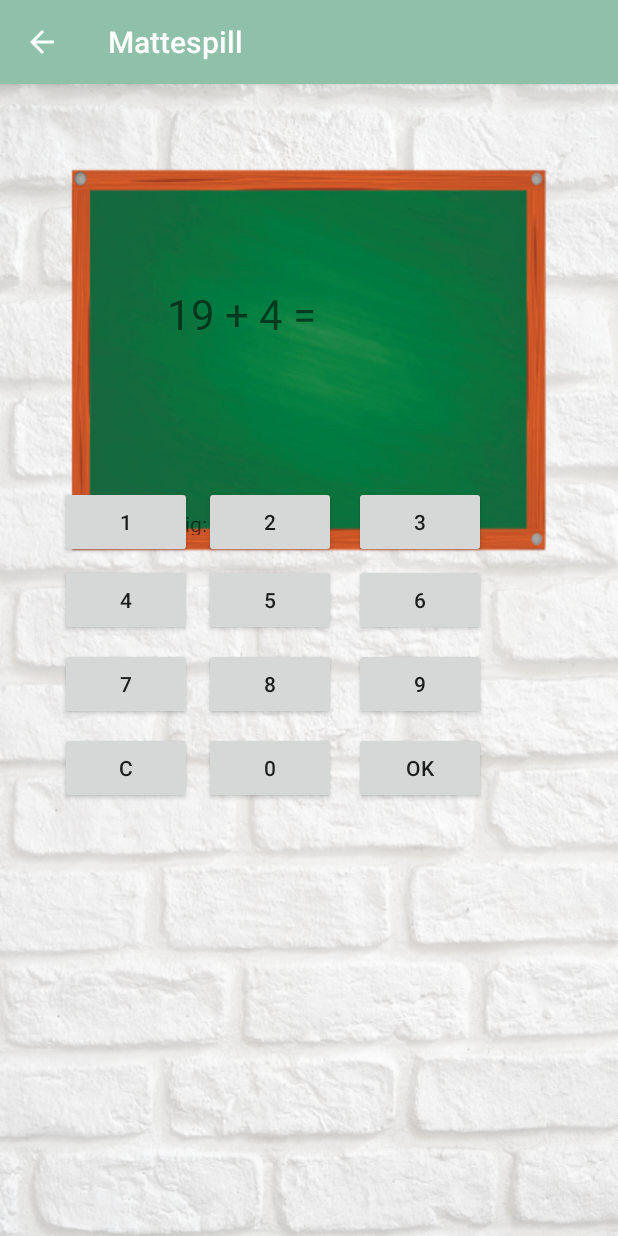
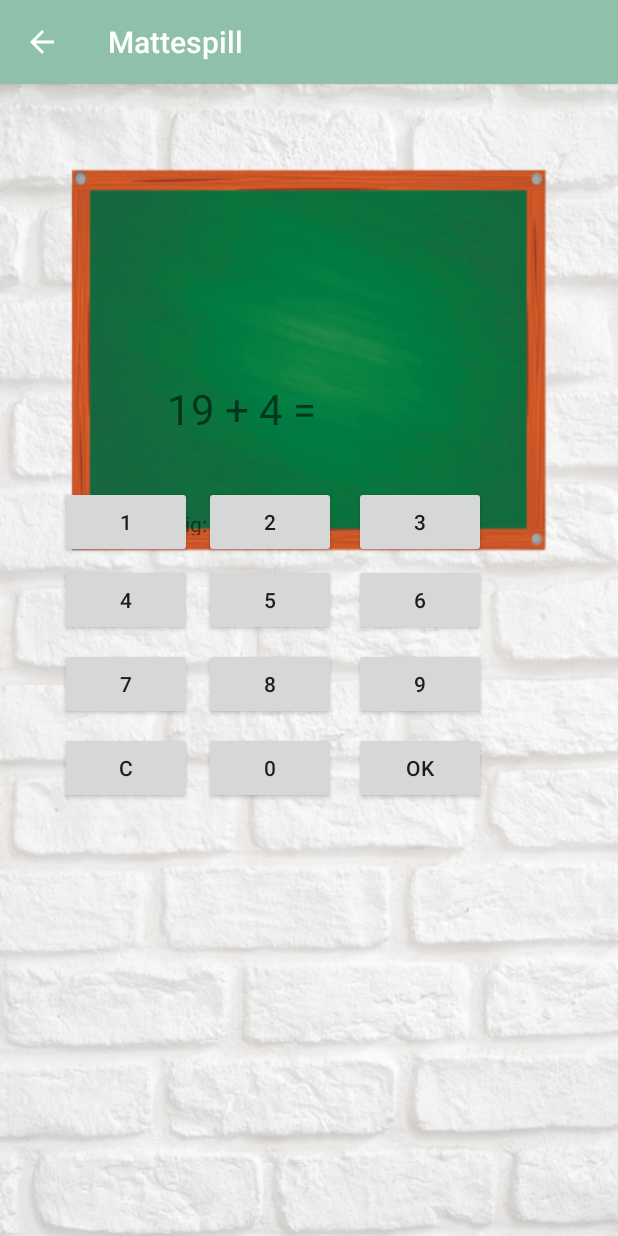
Before and after one commit to synneangell/Android-Mattespill, an Android app: the StartSpill screen opened directly, with no data from a screen before it, on a phone screen of 412 x 824 dp. Run offline under Robolectric (Android 15) with nearby library versions, the phone set to English and light mode, and no system bars.

Commit message:
Endre litt layout

```diff
--- a/app/src/main/res/layout/activity_start_spill.xml
+++ b/app/src/main/res/layout/activity_start_spill.xml
@@ -9,17 +9,10 @@
 
     <TextView
         android:id="@+id/oppgaverIgjen"
-        android:layout_width="207dp"
+        android:layout_width="96dp"
         android:layout_height="40dp"
-        android:layout_marginStart="100dp"
-        android:layout_marginLeft="100dp"
-        android:layout_marginTop="188dp"
-        android:layout_marginEnd="104dp"
-        android:layout_marginRight="104dp"
-        app:layout_constraintEnd_toEndOf="parent"
-        app:layout_constraintHorizontal_bias="0.45"
-        app:layout_constraintStart_toStartOf="parent"
-        app:layout_constraintTop_toTopOf="parent" />
+        tools:layout_editor_absoluteX="259dp"
+        tools:layout_editor_absoluteY="190dp" />
 
     <Button
         android:id="@+id/btn1"
@@ -178,10 +171,10 @@
         android:layout_height="49dp"
         android:layout_marginStart="85dp"
         android:layout_marginLeft="85dp"
-        android:layout_marginTop="70dp"
+        android:layout_marginTop="133dp"
         android:layout_marginEnd="85dp"
         android:layout_marginRight="85dp"
-        android:layout_marginBottom="521dp"
+        android:layout_marginBottom="458dp"
         android:text="@string/regnestykket"
         android:textSize="28sp"
         app:layout_constraintBottom_toBottomOf="parent"
@@ -193,9 +186,17 @@
         android:id="@+id/textBrukerSvar"
         android:layout_width="158dp"
         android:layout_height="48dp"
+        android:layout_marginStart="101dp"
+        android:layout_marginLeft="101dp"
+        android:layout_marginTop="182dp"
+        android:layout_marginEnd="101dp"
+        android:layout_marginRight="101dp"
+        android:layout_marginBottom="410dp"
         android:textSize="28sp"
-        tools:layout_editor_absoluteX="101dp"
-        tools:layout_editor_absoluteY="129dp" />
+        app:layout_constraintBottom_toBottomOf="parent"
+        app:layout_constraintEnd_toEndOf="parent"
+        app:layout_constraintStart_toStartOf="parent"
+        app:layout_constraintTop_toTopOf="parent" />
 
     <TextView
         android:id="@+id/textView5"
```
